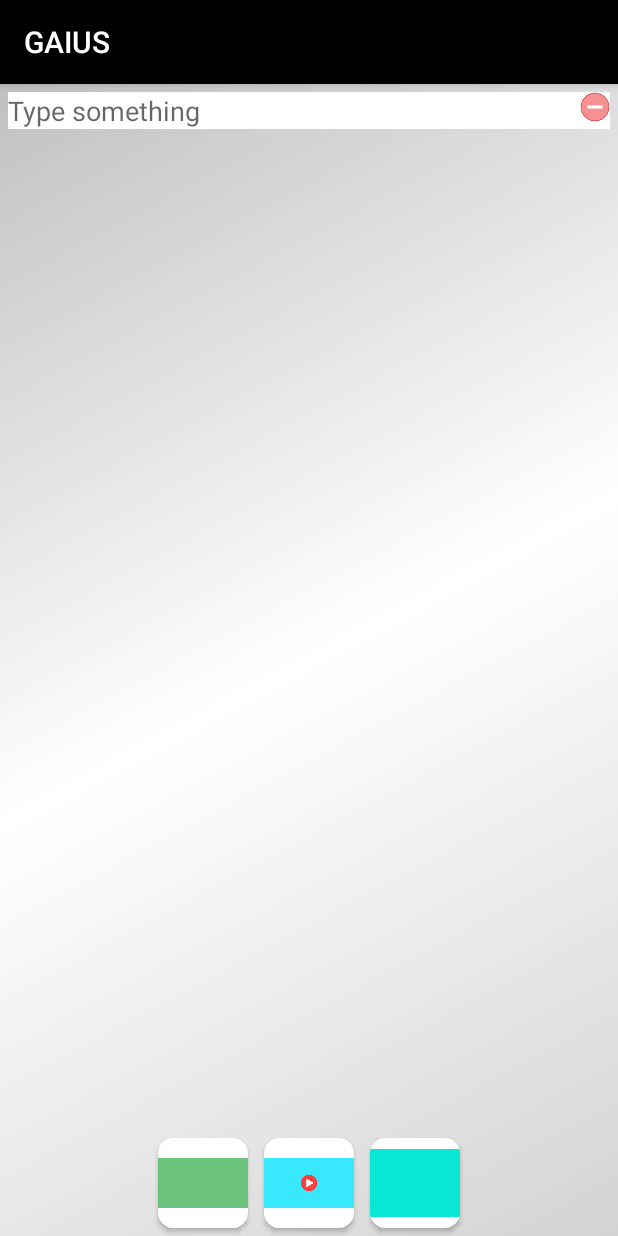
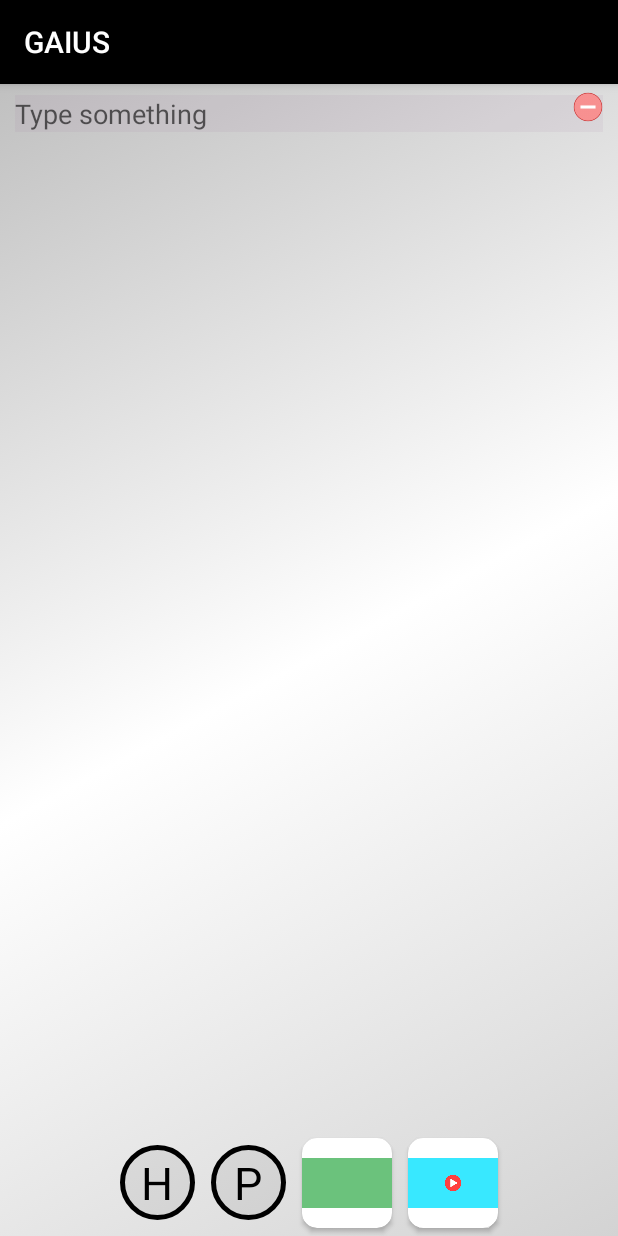
Before and after one commit to thp-comnets/GAIUS2.0, an Android app: the SimpleWebCreation screen opened directly, with no data from a screen before it, on a phone screen of 412 x 824 dp. Run offline under Robolectric (Android 15) with nearby library versions, the phone set to English and light mode, and no system bars; libraries missing offline, so code that uses them is left out: cn.jzvd; plain views replace JzvdStd; Roboto replaces fonts that are not available here; 2 statements that could not run were skipped.

Commit message:
simple content creation third attempt slight UI improvements added headr and paragraph items

```diff
--- a/app/src/main/java/com/gaius/gaiusapp/Item.java
+++ b/app/src/main/java/com/gaius/gaiusapp/Item.java
@@ -8,17 +8,18 @@ import android.provider.MediaStore;
 public class Item {
     private int id;
     private String type;
-    private String text;
+    private String text, textType;
     private Bitmap imageBitmap;
     private String imagePath;
     private Bitmap videoBitmap;
     private String videoPath;
 
 
-    public Item(int id, String type, String text, String imageUrl, String videoUrl) {
+    public Item(int id, String type, String textType, String imageUrl, String videoUrl) {
         this.id = id;
         this.type = type;
-        this.text = text;
+        this.text = "";
+        this.textType = textType;
         this.imagePath = imageUrl;
         this.videoPath = videoUrl;
         this.imageBitmap = BitmapFactory.decodeFile(this.imagePath);
@@ -32,6 +33,8 @@ public class Item {
     public String getType() { return type; }
 
     public String getText() { return text; }
+
+    public String getTextType() { return textType; }
 
     public void setText(String text) { this.text=text; }
 
--- a/app/src/main/java/com/gaius/gaiusapp/ItemsAdapter.java
+++ b/app/src/main/java/com/gaius/gaiusapp/ItemsAdapter.java
@@ -3,6 +3,7 @@ package com.gaius.gaiusapp;
 import android.content.Context;
 import android.support.v7.widget.RecyclerView;
 import android.util.Log;
+import android.view.Gravity;
 import android.view.LayoutInflater;
 import android.view.View;
 import android.view.ViewGroup;
@@ -46,6 +47,15 @@ public class ItemsAdapter extends RecyclerView.Adapter<ItemsAdapter.ItemViewHold
             case "text":
                 holder.editText.setVisibility(View.VISIBLE);
                 holder.editText.setText(item.getText());
+
+                if (item.getTextType().contains("header")) {
+                    holder.editText.setTextSize(30);
+                    holder.editText.setGravity(Gravity.CENTER);
+                }
+                else if (item.getTextType().contains("paragraph")){
+                    holder.editText.setTextSize(20);
+                }
+
                 break;
             case "image":
                 holder.imageView.setVisibility(View.VISIBLE);
--- a/app/src/main/java/com/gaius/gaiusapp/SimpleWebCreation.java
+++ b/app/src/main/java/com/gaius/gaiusapp/SimpleWebCreation.java
@@ -15,6 +15,7 @@ import android.support.v7.widget.RecyclerView;
 import android.support.v7.widget.helper.ItemTouchHelper;
 import android.util.Log;
 import android.view.View;
+import android.widget.TextView;
 import android.widget.Toast;
 
 import com.gaius.gaiusapp.helper.OnStartDragListener;
@@ -30,6 +31,7 @@ class SimpleWebCreation extends AppCompatActivity implements View.OnClickListene
     List<Item> itemList;
     RecyclerView recyclerView;
     CardView textButton, imageButton, videoButton;
+    TextView textHeaderButton, textParagrahButton;
     ItemsAdapter adapter;
     private final int PICK_IMAGE_REQUEST = 1;
     private final int PICK_VIDEO_REQUEST = 2;
@@ -50,18 +52,45 @@ class SimpleWebCreation extends AppCompatActivity implements View.OnClickListene
         //adding the product to product list
         itemList.add(new Item (0, "text", "",null, null));
 
-        textButton = findViewById(R.id.text_card);
-        textButton.setOnClickListener(new View.OnClickListener() {
+
+        textHeaderButton = findViewById(R.id.header_item);
+        textHeaderButton.setOnClickListener(new View.OnClickListener() {
             @Override
             public void onClick(View view) {
                 Log.d("yasir","adding text at "+itemList.size());
 
-                itemList.add(itemList.size(), new Item (itemList.size(), "text", "",null, null));
+                itemList.add(itemList.size(), new Item (itemList.size(), "text","header",null, null));
                 adapter.notifyItemInserted(itemList.size()-1);
                 recyclerView.scrollToPosition(itemList.size()-1);
                 recyclerView.invalidate();
             }
         });
+
+        textParagrahButton = findViewById(R.id.paragrah_item);
+        textParagrahButton.setOnClickListener(new View.OnClickListener() {
+            @Override
+            public void onClick(View view) {
+                Log.d("yasir","adding text at "+itemList.size());
+
+                itemList.add(itemList.size(), new Item (itemList.size(), "text","paragraph",null, null));
+                adapter.notifyItemInserted(itemList.size()-1);
+                recyclerView.scrollToPosition(itemList.size()-1);
+                recyclerView.invalidate();
+            }
+        });
+
+//        textButton = findViewById(R.id.text_card);
+//        textButton.setOnClickListener(new View.OnClickListener() {
+//            @Override
+//            public void onClick(View view) {
+//                Log.d("yasir","adding text at "+itemList.size());
+//
+//                itemList.add(itemList.size(), new Item (itemList.size(), "text", "",null, null));
+//                adapter.notifyItemInserted(itemList.size()-1);
+//                recyclerView.scrollToPosition(itemList.size()-1);
+//                recyclerView.invalidate();
+//            }
+//        });
 
         imageButton = findViewById(R.id.image_card);
         imageButton.setOnClickListener(new View.OnClickListener() {
--- /dev/null
+++ b/app/src/main/res/color/focus_tint_list.xml
@@ -0,0 +1,6 @@
+<?xml version="1.0" encoding="utf-8"?>
+<selector xmlns:android="http://schemas.android.com/apk/res/android">
+    <item android:state_focused="true" android:color="?attr/colorAccent"/>
+    <item android:state_focused="false" android:color="#11000000"/>
+
+</selector>
--- /dev/null
+++ b/app/src/main/res/drawable/circle.xml
@@ -0,0 +1,6 @@
+<?xml version="1.0" encoding="utf-8"?>
+<shape xmlns:android="http://schemas.android.com/apk/res/android"
+    android:shape="oval">
+    <solid android:color="#10000000"/>
+    <stroke android:width="5px" android:color="#ff000000"/>
+</shape>
--- a/app/src/main/res/layout/item_list.xml
+++ b/app/src/main/res/layout/item_list.xml
@@ -11,8 +11,8 @@
         android:layout_width="fill_parent"
         android:layout_height="wrap_content"
         android:layout_marginTop="5dp"
-        android:layout_marginStart="5dp"
-        android:layout_marginEnd="5dp"
+        android:layout_marginStart="10dp"
+        android:layout_marginEnd="10dp"
         android:orientation="vertical"
         android:gravity="center_vertical">
 
@@ -24,11 +24,15 @@
             android:src="@drawable/minus"
             android:layout_alignParentRight="true"
             android:layout_alignParentTop="true"/>
+
         <EditText
             android:id="@+id/edit_text"
             android:layout_width="match_parent"
             android:layout_height="wrap_content"
-            android:background="@color/white"
+            android:layout_marginTop="2dp"
+            android:layout_marginBottom="2dp"
+            android:background="#11000000"
+            android:backgroundTint="@color/focus_tint_list"
             android:hint="Type something"
             android:visibility="gone"/>
 
--- a/app/src/main/res/layout/simple_content_creation.xml
+++ b/app/src/main/res/layout/simple_content_creation.xml
@@ -23,6 +23,32 @@
         android:layout_gravity="center"
         app:layout_behavior="com.gaius.gaiusapp.utils.FixedBottomViewBehavior"
         >
+
+        <TextView
+            android:id="@+id/header_item"
+            android:layout_width="50dp"
+            android:layout_height="50dp"
+            android:layout_margin="5dp"
+            android:textColor="@color/black"
+            android:textAlignment="center"
+            android:layout_gravity="center"
+            android:textSize="30dp"
+            android:background="@drawable/circle"
+            android:text="H"
+            android:gravity="center_vertical" />
+
+        <TextView
+            android:id="@+id/paragrah_item"
+            android:layout_width="50dp"
+            android:layout_height="50dp"
+            android:layout_margin="5dp"
+            android:textColor="@color/black"
+            android:textAlignment="center"
+            android:layout_gravity="center"
+            android:textSize="30dp"
+            android:background="@drawable/circle"
+            android:text="P"
+            android:gravity="center_vertical" />
 
         <android.support.v7.widget.CardView
             android:id="@+id/image_card"
@@ -60,26 +86,6 @@
 
         </android.support.v7.widget.CardView>
 
-
-        <android.support.v7.widget.CardView
-            android:id="@+id/text_card"
-            android:layout_width="60dp"
-            android:layout_height="60dp"
-            app:cardCornerRadius="10dp"
-            android:layout_margin="5dp"
-            android:elevation="10dp"
-            app:cardBackgroundColor="#ffffff">
-
-            <pl.droidsonroids.gif.GifImageView
-                android:id="@+id/textButton"
-                android:layout_width="60dp"
-                android:layout_height="60dp"
-                android:src="@drawable/ic_create">
-            </pl.droidsonroids.gif.GifImageView>
-
-        </android.support.v7.widget.CardView>
-
-
     </LinearLayout>
 
 </android.support.design.widget.CoordinatorLayout>
```
